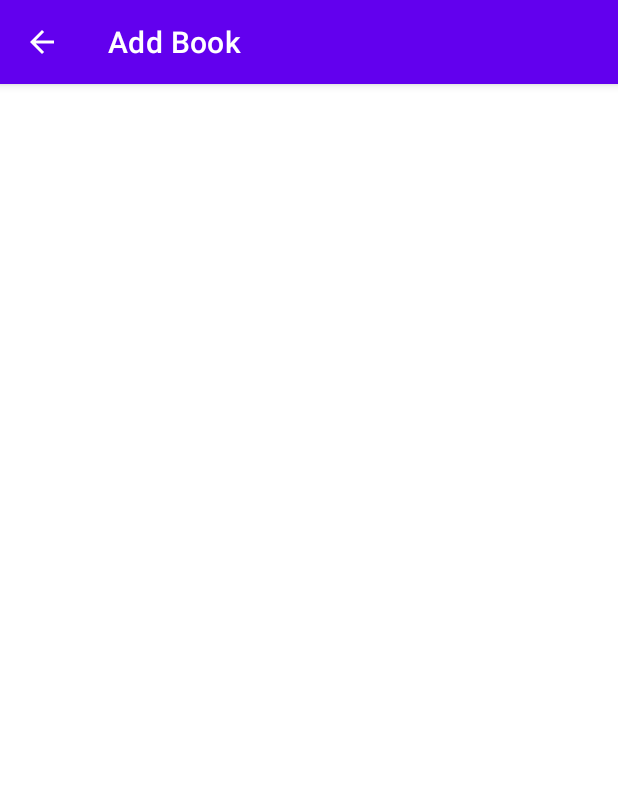
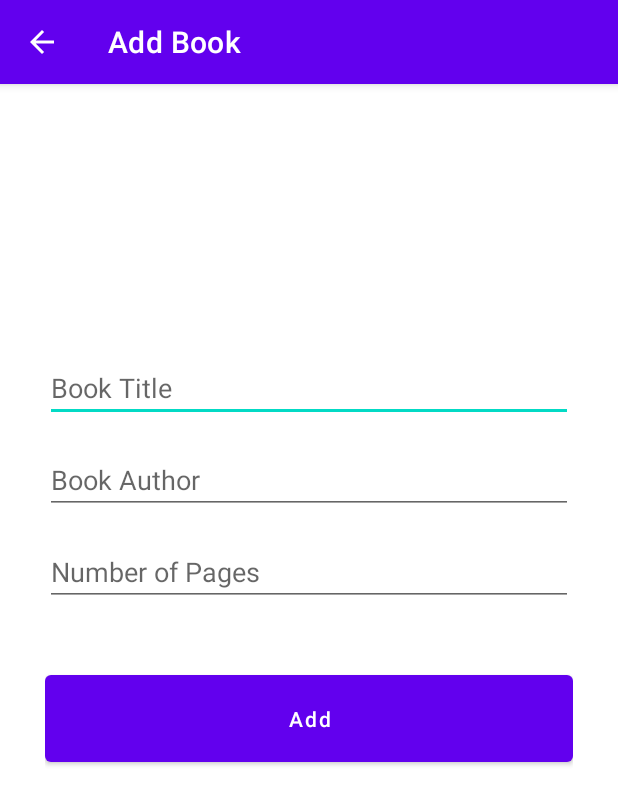
Before and after one commit to JiM35/Book-Library-App, an Android app: the AddActivity screen opened directly, with no data from a screen before it, on a phone screen of 412 x 824 dp. Shown: the top 805 px of the screen. Run offline under Robolectric (Android 15) with nearby library versions, the phone set to English and light mode, and no system bars.

Commit message:
Added some Edit texts for Book Title, Author and Number of pages. Also added an "Add" button

```diff
--- a/app/src/main/res/layout/activity_add.xml
+++ b/app/src/main/res/layout/activity_add.xml
@@ -4,6 +4,53 @@
     xmlns:tools="http://schemas.android.com/tools"
     android:layout_width="match_parent"
     android:layout_height="match_parent"
-    tools:context=".AddActivity">
+    tools:context=".AddActivity"
+    android:padding="30dp">
 
+    <EditText
+        android:id="@+id/title_input"
+        android:layout_width="match_parent"
+        android:layout_height="wrap_content"
+        android:layout_marginTop="150dp"
+        android:ems="10"
+        android:hint="Book Title"
+        android:inputType="text"
+        app:layout_constraintEnd_toEndOf="parent"
+        app:layout_constraintStart_toStartOf="parent"
+        app:layout_constraintTop_toTopOf="parent" />
+
+    <EditText
+        android:id="@+id/author_input"
+        android:layout_width="match_parent"
+        android:layout_height="wrap_content"
+        android:layout_marginTop="16dp"
+        android:ems="10"
+        android:hint="Book Author"
+        android:inputType="text"
+        app:layout_constraintEnd_toEndOf="parent"
+        app:layout_constraintStart_toStartOf="parent"
+        app:layout_constraintTop_toBottomOf="@+id/title_input" />
+
+    <EditText
+        android:id="@+id/pages_input"
+        android:layout_width="match_parent"
+        android:layout_height="wrap_content"
+        android:layout_marginTop="16dp"
+        android:ems="10"
+        android:hint="Number of Pages"
+        android:inputType="number"
+        app:layout_constraintEnd_toEndOf="parent"
+        app:layout_constraintStart_toStartOf="parent"
+        app:layout_constraintTop_toBottomOf="@+id/author_input" />
+
+    <Button
+        android:id="@+id/add_button"
+        android:layout_width="match_parent"
+        android:layout_height="70dp"
+        android:layout_marginTop="40dp"
+        android:text="Add"
+        android:textAllCaps="false"
+        app:layout_constraintEnd_toEndOf="parent"
+        app:layout_constraintStart_toStartOf="parent"
+        app:layout_constraintTop_toBottomOf="@+id/pages_input" />
 </androidx.constraintlayout.widget.ConstraintLayout>
```
